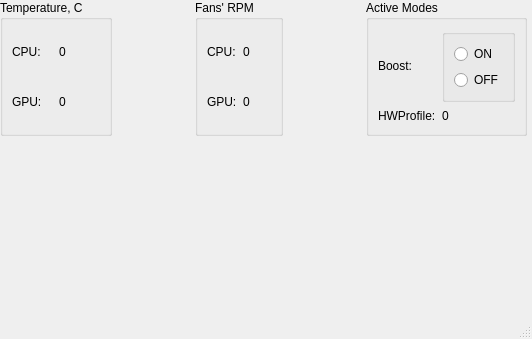
Before: the Qt Designer form MsiFanControlGUI/mainwindow.ui in alexzk1/MsiFanControl, drawn with Qt 5.
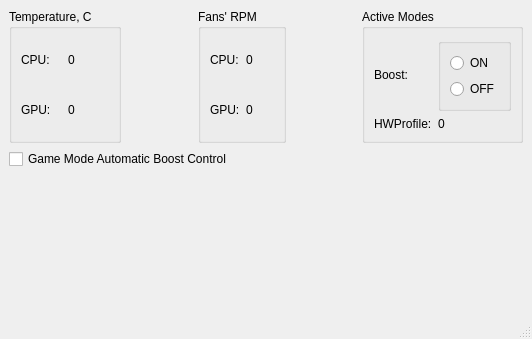
After: the same form once the commit is applied. Icons and pictures are not drawn.

Commit message: feat: add tray icon, automatic boost control

What changed in the file:
```diff
--- a/MsiFanControlGUI/mainwindow.ui
+++ b/MsiFanControlGUI/mainwindow.ui
@@ -24,15 +24,8 @@
     <normaloff>:/images/fan.png</normaloff>:/images/fan.png</iconset>
   </property>
   <widget class="QWidget" name="centralwidget">
-   <widget class="QWidget" name="layoutWidget">
-    <property name="geometry">
-     <rect>
-      <x>0</x>
-      <y>0</y>
-      <width>527</width>
-      <height>136</height>
-     </rect>
-    </property>
+   <layout class="QVBoxLayout" name="verticalLayout_2">
+    <item>
     <layout class="QHBoxLayout" name="horizontalLayout">
      <item>
       <widget class="QGroupBox" name="groupBox">
@@ -188,7 +181,31 @@
       </widget>
      </item>
     </layout>
-   </widget>
+    </item>
+    <item>
+     <widget class="QCheckBox" name="cbGameMode">
+      <property name="toolTip">
+       <string>Automatically controls boost switch to prevent thottling itno the games.</string>
+      </property>
+      <property name="text">
+       <string>Game Mode Automatic Boost Control</string>
+      </property>
+     </widget>
+    </item>
+    <item>
+     <spacer name="verticalSpacer">
+      <property name="orientation">
+       <enum>Qt::Vertical</enum>
+      </property>
+      <property name="sizeHint" stdset="0">
+       <size>
+        <width>20</width>
+        <height>109</height>
+       </size>
+      </property>
+     </spacer>
+    </item>
+   </layout>
   </widget>
   <widget class="QMenuBar" name="menubar">
    <property name="geometry">
```
Left out of the diff: 49 changed lines with no effect on the pictures. Lines whose indentation alone changed are shown as unchanged. The commit also changes 7 other files.
